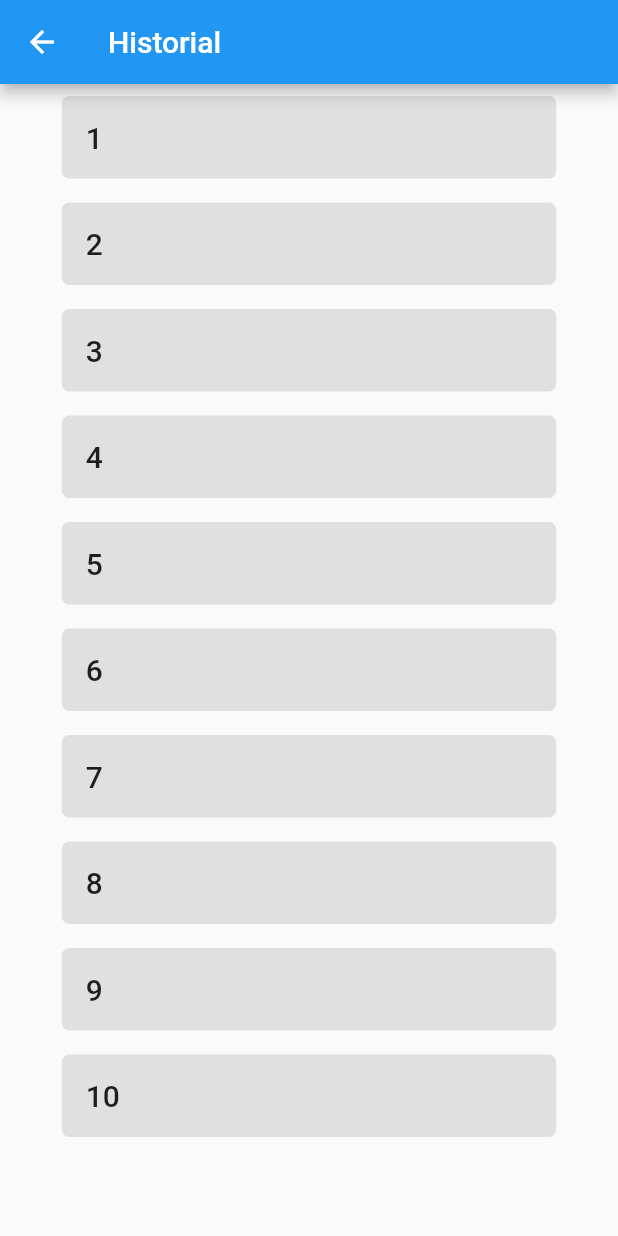
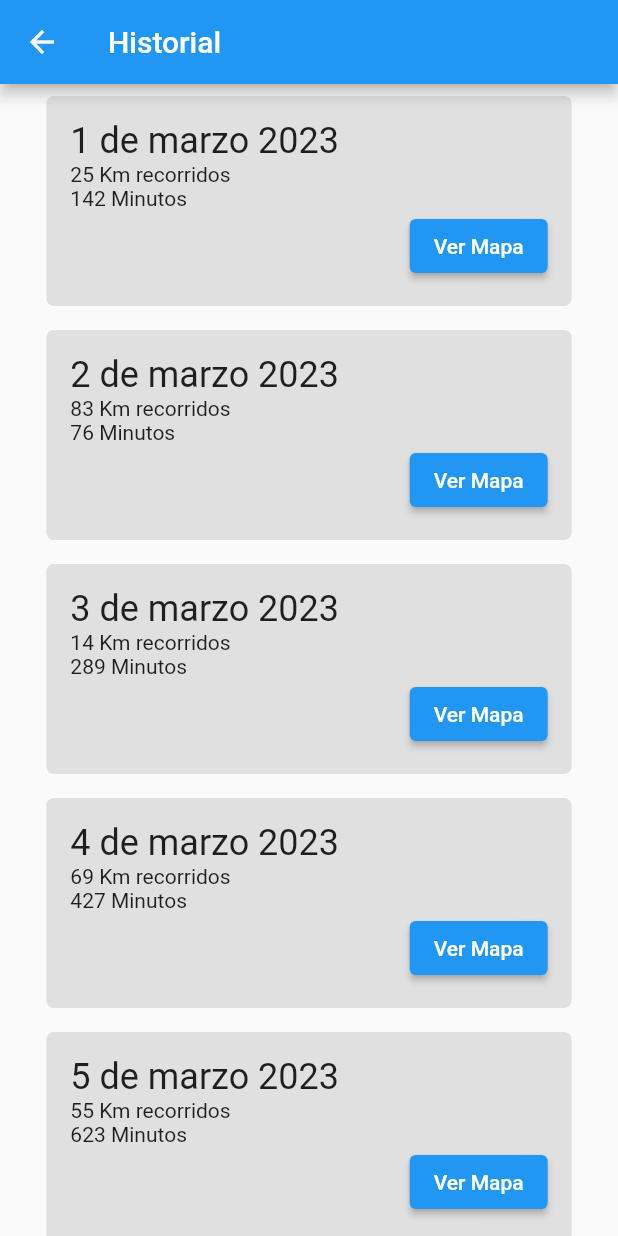
Before and after one commit to barcasnerd/Proyecto1_ProgramacionMovil, a Flutter app: the HistoryScreen screen opened by its route, on a phone screen of 412 x 824 dp. Run offline on Flutter 3.47's test engine with Material 2 defaults, Android fonts, the light colour scheme and no system bars; our stand-ins replace get.

Commit message:
Text added and button

```diff
--- a/lib/controllers/historyController.dart
+++ b/lib/controllers/historyController.dart
@@ -1,6 +1,21 @@
 import 'package:get/get.dart';
 
 class historyController extends GetxController {
-  final List<String> items =
-      ["1", "2", "3", "4", "5", "6", "7", "8", "9", "10"].obs;
+  final List<String> items = [
+    "1 de marzo 2023",
+    "2 de marzo 2023",
+    "3 de marzo 2023",
+    "4 de marzo 2023",
+    "5 de marzo 2023",
+    "6 de marzo 2023",
+    "7 de marzo 2023",
+    "8 de marzo 2023",
+    "9 de marzo 2023",
+    "10 de marzo 2023"
+  ].obs;
+  final List<String> distance =
+      ["25", "83", "14", "69", "55", "42", "91", "18", "76", "29"].obs;
+
+  final List<String> duration =
+      ["142", "76", "289", "427", "623", "71", "91", "182", "38", "126"].obs;
 }
--- a/lib/ui/pages/history-screen.dart
+++ b/lib/ui/pages/history-screen.dart
@@ -21,12 +21,33 @@ class HistoryScreen extends StatelessWidget {
                   color: Colors.grey[300],
                   borderRadius: BorderRadius.circular(5),
                 ),
-                width: MediaQuery.of(context).size.width * 0.8,
+                width: MediaQuery.of(context).size.width * 0.85,
                 padding: EdgeInsets.all(16),
                 margin: EdgeInsets.all(8),
-                child: Text(
-                  myController.items[index],
-                  style: Theme.of(context).textTheme.headline6,
+                child: Column(
+                  crossAxisAlignment: CrossAxisAlignment.start,
+                  children: [
+                    Text(
+                      "${myController.items[index]} ", // Muestra la fecha y hora del elemento
+                      style: Theme.of(context).textTheme.headlineSmall,
+                    ),
+                    Text(
+                      "${myController.distance[index]} Km recorridos", // Muestra el texto del elemento
+                      style: Theme.of(context).textTheme.bodyMedium,
+                    ),
+                    Text(
+                      "${myController.duration[index]} Minutos", // Muestra el texto del elemento
+                      style: Theme.of(context).textTheme.bodyMedium,
+                    ),
+                    Row(mainAxisAlignment: MainAxisAlignment.end, children: [
+                      ElevatedButton(
+                        child: Text('Ver Mapa'),
+                        onPressed: () {
+                          // Aquí iría el código para abrir el mapa
+                        },
+                      ),
+                    ]),
+                  ],
                 ),
               ),
             );
```
